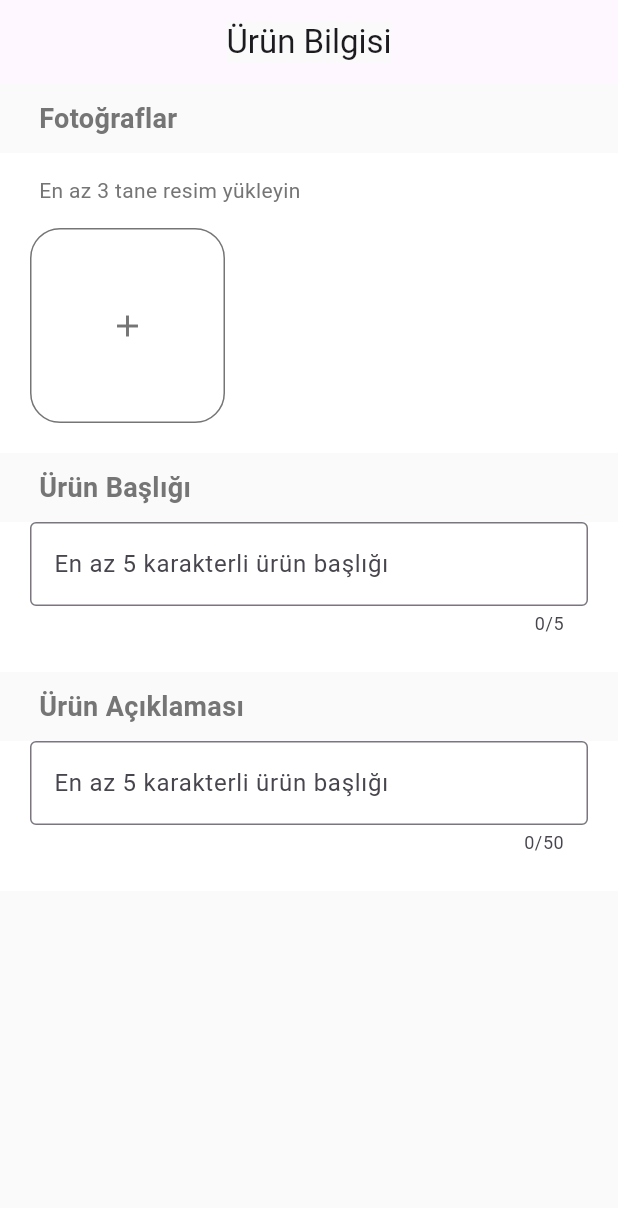
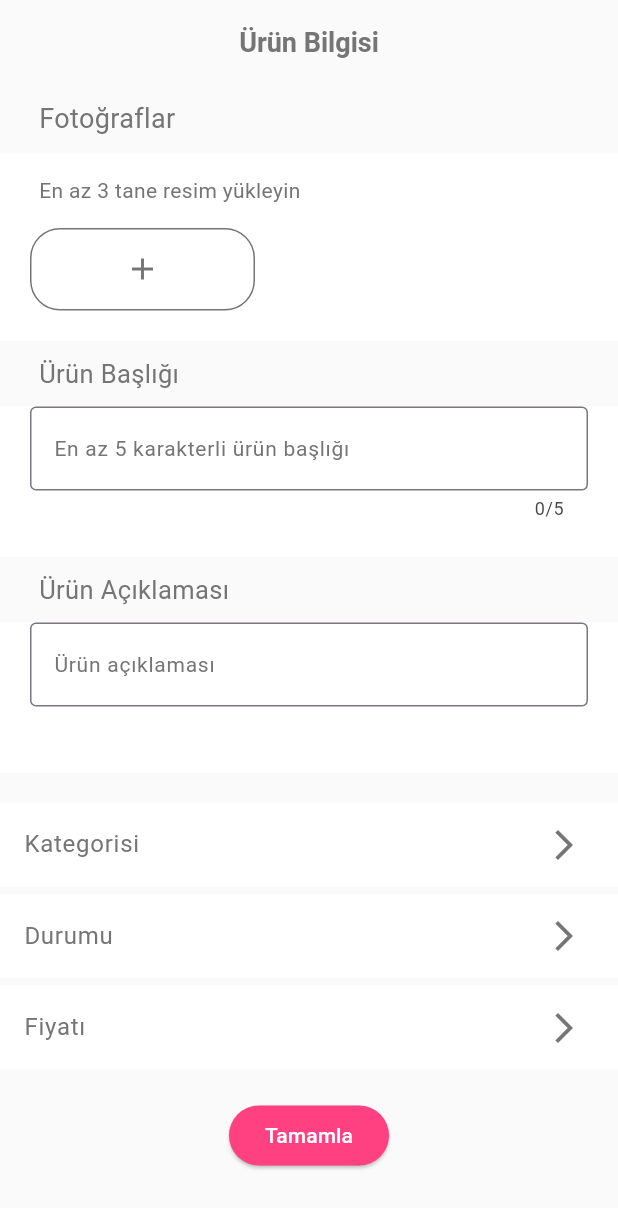
Before and after one commit to aysenurcftc/ShoppingAppFlutter, a Flutter app: the AddProductScreen screen opened directly, on a phone screen of 412 x 824 dp. Shown: the top 1208 px of the screen. Run offline on Flutter 3.47's test engine with Material 2 defaults, Android fonts, the phone set to English and light mode, and no system bars.

Commit message:
added new features to the add product screen

```diff
--- a/lib/ui/add-product-screen.dart
+++ b/lib/ui/add-product-screen.dart
@@ -13,10 +13,13 @@ class AddProductScreen extends StatelessWidget {
 
     return Scaffold(
       appBar: AppBar(
+        backgroundColor: Colors.grey.shade50,
         title: Center(
-          child: Container(
-            color: Colors.grey.shade50,
-            child: Text("Ürün Bilgisi",
+          child: Text("Ürün Bilgisi",
+            style: TextStyle(
+              color: Colors.grey.shade600,
+              fontSize: 18,
+              fontWeight: FontWeight.bold,
             ),
           ),
         ),
@@ -30,7 +33,6 @@ class AddProductScreen extends StatelessWidget {
               child: Text("Fotoğraflar",
                 style: TextStyle(
                   fontSize: 18,
-                  fontWeight: FontWeight.bold,
                   color: Colors.grey.shade600,
                 ),
               ),
@@ -38,13 +40,12 @@ class AddProductScreen extends StatelessWidget {
 
             Container(
               width: width ,
-              height: 200,
               color: Colors.white,
               child: Column(
                 crossAxisAlignment: CrossAxisAlignment.start,
                 children: [
                   Padding(
-                    padding: const EdgeInsets.only(left: 26,bottom: 15,top: 15),
+                    padding: const EdgeInsets.only(left: 26,bottom: 15,top: 15,),
                     child: Text("En az 3 tane resim yükleyin",
                       style: TextStyle(
                         fontSize: 14,
@@ -53,13 +54,12 @@ class AddProductScreen extends StatelessWidget {
                   ),
 
                   Row(
-
                     children: [
                       Padding(
-                        padding: const EdgeInsets.only(left: 20,right: 20),
+                        padding: const EdgeInsets.only(left: 20,right: 20,bottom: 20),
                         child: Container(
-                            width: 130,
-                            height: 130,
+                            width: 150,
+                            height: 55,
                             decoration: BoxDecoration(
                               color: Colors.white, // Container rengi
                               borderRadius: BorderRadius.circular(20), // Köşeleri yuvarlaklaştırma
@@ -83,8 +83,7 @@ class AddProductScreen extends StatelessWidget {
               padding: const EdgeInsets.only(left: 26,top: 10,bottom: 10),
               child: Text("Ürün Başlığı",
                 style: TextStyle(
-                  fontSize: 18,
-                  fontWeight: FontWeight.bold,
+                  fontSize: 17,
                   color: Colors.grey.shade600,
                 ),
               ),
@@ -100,6 +99,10 @@ class AddProductScreen extends StatelessWidget {
                   maxLength: 5,
                   decoration: InputDecoration(
                     hintText: "En az 5 karakterli ürün başlığı",
+                    hintStyle: TextStyle(
+                      fontSize: 14,
+                      color: Colors.grey.shade600,
+                    ),
                     border: OutlineInputBorder(),
                   ),
                 ),
@@ -111,8 +114,7 @@ class AddProductScreen extends StatelessWidget {
               padding: const EdgeInsets.only(left: 26,top: 10,bottom: 10),
               child: Text("Ürün Açıklaması",
                 style: TextStyle(
-                  fontSize: 18,
-                  fontWeight: FontWeight.bold,
+                  fontSize: 17,
                   color: Colors.grey.shade600,
                 ),
               ),
@@ -124,17 +126,101 @@ class AddProductScreen extends StatelessWidget {
               color: Colors.white,
               child: Padding(
                 padding: const EdgeInsets.only(left: 20,right: 20),
-                child: TextField(
-                  maxLength: 50,
-                  keyboardType: TextInputType.multiline,
-                  decoration: InputDecoration(
-                    hintText: "En az 5 karakterli ürün başlığı",
-                    border: OutlineInputBorder(),
+                child: SizedBox(
+                  height: 200,
+                  child: TextField(
+                    minLines: 1,
+                    maxLines: 10,
+                    keyboardType: TextInputType.multiline,
+                    decoration: InputDecoration(
+                      hintText: "Ürün açıklaması",
+                      hintStyle: TextStyle(
+                        fontSize: 14,
+                        color: Colors.grey.shade600,
+                      ),
+                      border: OutlineInputBorder(),
+                    ),
                   ),
                 ),
               ),
             ),
 
+            Padding(
+              padding: const EdgeInsets.only(top: 20),
+              child: Container(
+                color: Colors.white,
+                width: width,
+                child: ListTile(
+                  title: Row(
+                    children: [
+                      Text("Kategorisi",
+                        style: TextStyle(
+                          color: Colors.grey.shade600,
+                        ),),
+                      Spacer(),
+                      Icon(Icons.arrow_forward_ios,
+                        color: Colors.grey.shade600,),
+                    ],
+                  ),
+                ),
+              ),
+            ),
+
+            Padding(
+              padding: const EdgeInsets.only(top: 5, bottom: 5),
+              child: Container(
+                color: Colors.white,
+                width: width,
+                child: ListTile(
+                  title: Row(
+                    children: [
+                      Text("Durumu",
+                        style: TextStyle(
+                          color: Colors.grey.shade600,
+                        ),),
+                      Spacer(),
+                      Icon(Icons.arrow_forward_ios,
+                        color: Colors.grey.shade600,),
+                    ],
+                  ),
+                ),
+              ),
+            ),
+
+            Padding(
+              padding: const EdgeInsets.only(bottom: 20),
+              child: Container(
+                color: Colors.white,
+                width: width,
+                child: ListTile(
+                  title: Row(
+                    children: [
+                      Text("Fiyatı",
+                        style: TextStyle(
+                          color: Colors.grey.shade600,
+                        ),),
+                      Spacer(),
+                      Icon(Icons.arrow_forward_ios,
+                        color: Colors.grey.shade600,),
+                    ],
+                  ),
+                ),
+              ),
+            ),
+
+
+            Padding(
+              padding: const EdgeInsets.only(bottom: 25),
+              child: Center(
+                child: ElevatedButton(
+                  style: ElevatedButton.styleFrom(
+                    foregroundColor: Colors.white, backgroundColor: Colors.pinkAccent, // foreground
+                  ),
+                  onPressed: () { },
+                  child: Text('Tamamla'),
+                ),
+              ),
+            )
 
           ],
         ),
--- a/lib/ui/categories_secreen.dart
+++ b/lib/ui/categories_secreen.dart
@@ -18,6 +18,8 @@ class CategoriesScreen extends StatelessWidget {
           child: AppBar(
             backgroundColor: Colors.grey.shade50,
           bottom: TabBar(
+            indicatorColor: Colors.pinkAccent,
+            labelColor: Colors.pinkAccent,
             tabs: [
               Tab(text: "Kadın",),
               Tab(text: "Erkek",),
--- a/lib/ui/profile-screen.dart
+++ b/lib/ui/profile-screen.dart
@@ -50,8 +50,16 @@ class ProfileScreen extends StatelessWidget {
                   ),
 
                   Spacer(),
+                  Text("Sayfama git",
+                  style: TextStyle(
+                    fontSize: 15,
+                    fontWeight: FontWeight.bold,
+                    decoration: TextDecoration.underline,
+                    color: Colors.grey.shade600,
+
+                  ),),
                   Padding(
-                    padding: const EdgeInsets.only(right: 10),
+                    padding: const EdgeInsets.only(left:10,right: 10),
                     child: Icon(Icons.arrow_forward_ios,
                       color: Colors.grey.shade600,
                     ),
```
